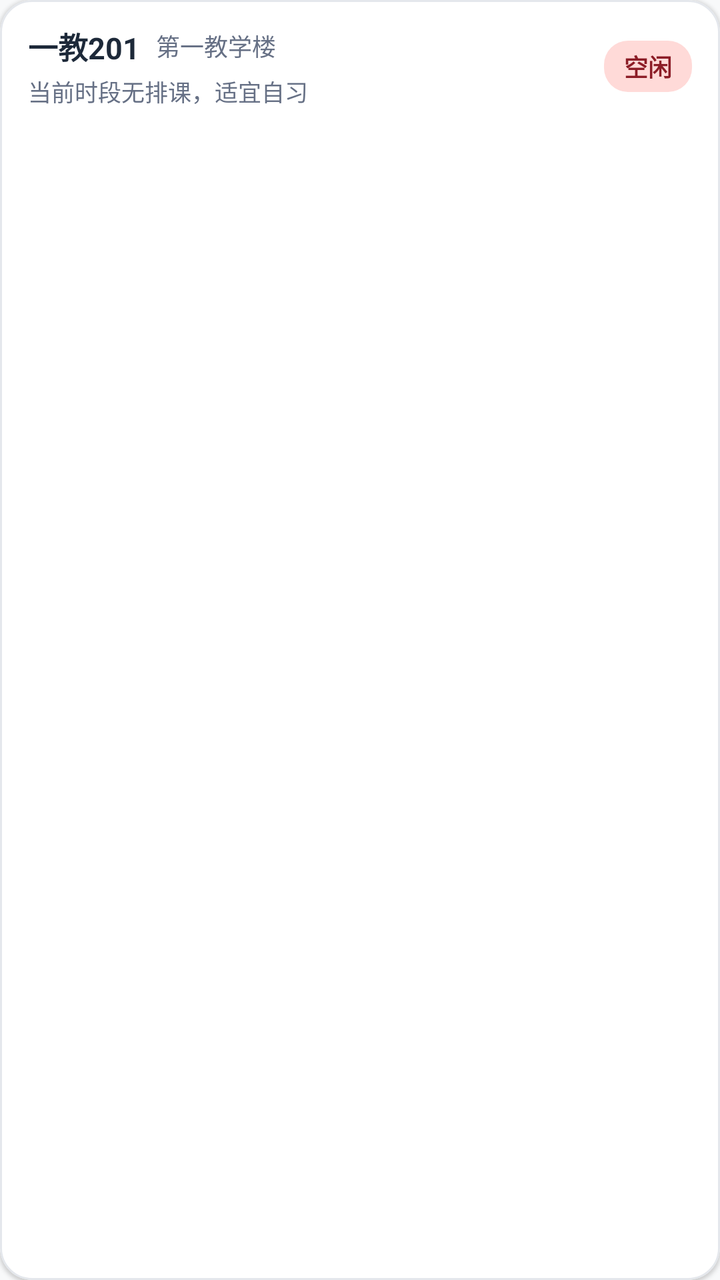
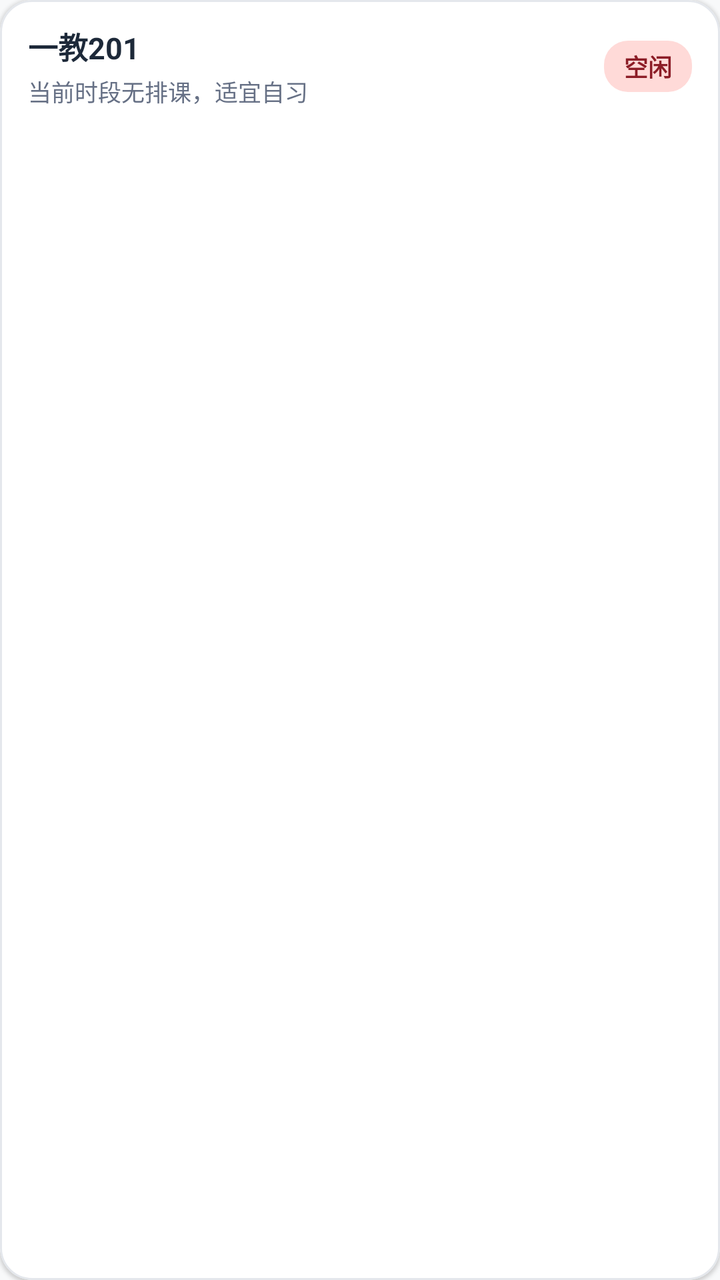

Before-and-after screenshots of an Android layout around one commit, followed by the original layout XML and the change that was made.
<!-- AndroidManifest.xml: application theme Theme.UsstJwgl -->
<!-- res/layout/item_free_classroom.xml -->
<?xml version="1.0" encoding="utf-8"?>
<com.google.android.material.card.MaterialCardView xmlns:android="http://schemas.android.com/apk/res/android"
    xmlns:app="http://schemas.android.com/apk/res-auto"
    android:layout_width="match_parent"
    android:layout_height="wrap_content"
    android:layout_marginHorizontal="14dp"
    android:layout_marginVertical="6dp"
    app:cardBackgroundColor="@color/surface"
    app:cardCornerRadius="16dp"
    app:cardElevation="1dp"
    app:strokeColor="@color/border"
    app:strokeWidth="1dp">

    <LinearLayout
        android:layout_width="match_parent"
        android:layout_height="wrap_content"
        android:orientation="horizontal"
        android:gravity="center_vertical"
        android:paddingHorizontal="14dp"
        android:paddingVertical="12dp">

        <LinearLayout
            android:layout_width="0dp"
            android:layout_height="wrap_content"
            android:layout_weight="1"
            android:orientation="vertical">

            <LinearLayout
                android:layout_width="wrap_content"
                android:layout_height="wrap_content"
                android:gravity="center_vertical"
                android:orientation="horizontal">

                <TextView
                    android:id="@+id/tvClassroomName"
                    android:layout_width="wrap_content"
                    android:layout_height="wrap_content"
                    android:text="一教201"
                    android:textColor="@color/text_primary"
                    android:textSize="15sp"
                    android:textStyle="bold" />

                <TextView
                    android:id="@+id/tvBuildingName"
                    android:layout_width="wrap_content"
                    android:layout_height="wrap_content"
                    android:layout_marginStart="8dp"
                    android:text="第一教学楼"
                    android:textColor="@color/text_secondary"
                    android:textSize="12sp" />
            </LinearLayout>

            <TextView
                android:id="@+id/tvOccupiedDetail"
                android:layout_width="wrap_content"
                android:layout_height="wrap_content"
                android:layout_marginTop="3dp"
                android:text="当前时段无排课，适宜自习"
                android:textColor="@color/text_secondary"
                android:textSize="11.5sp" />
        </LinearLayout>

        <TextView
            android:id="@+id/tvStatusBadge"
            android:layout_width="wrap_content"
            android:layout_height="wrap_content"
            android:background="@drawable/badge_bg"
            android:paddingHorizontal="10dp"
            android:paddingVertical="4dp"
            android:text="空闲"
            android:textColor="@color/primary"
            android:textSize="12sp"
            android:textStyle="bold" />

    </LinearLayout>
</com.google.android.material.card.MaterialCardView>
<!-- resources referenced by this layout -->
<resources>
  <color name="border">#E4E7EC</color>
  <color name="primary">#8C1D27</color>
  <color name="surface">#FFFFFF</color>
  <color name="text_primary">#1D2939</color>
  <color name="text_secondary">#667085</color>
  <!-- drawable badge_bg (drawable) -->
  <?xml version="1.0" encoding="utf-8"?>
  <shape xmlns:android="http://schemas.android.com/apk/res/android"
      android:shape="rectangle">
      <corners android:radius="12dp" />
      <solid android:color="@color/badge_bg" />
  </shape>
  <style name="Theme.UsstJwgl" parent="Theme.Material3.DayNight.NoActionBar">
          <item name="colorPrimary">@color/primary</item>
          <item name="colorOnPrimary">@color/on_primary</item>
          <item name="colorPrimaryContainer">@color/primary_container</item>
          <item name="colorOnPrimaryContainer">@color/on_primary_container</item>
  
          <item name="colorSecondary">@color/secondary</item>
          <item name="colorSecondaryContainer">@color/secondary_container</item>
          <item name="colorOnSecondaryContainer">@color/on_secondary_container</item>
  
          <item name="android:statusBarColor">@android:color/transparent</item>
          <item name="android:windowLightStatusBar">true</item>
          <item name="android:navigationBarColor">@android:color/transparent</item>
          <item name="android:windowLightNavigationBar" tools:targetApi="o_mr1">true</item>
          <item name="android:windowBackground">@color/background</item>
  
          
          <item name="bottomNavigationStyle">@style/Widget.Material3.BottomNavigationView</item>
  
          
          <item name="materialCardViewStyle">@style/Widget.Material3.CardView.Outlined</item>
      </style>
  <color name="badge_bg">#FFDAD8</color>
  <color name="on_primary">#FFFFFF</color>
  <color name="primary_container">#FFDAD8</color>
  <color name="on_primary_container">#3B080E</color>
  <color name="secondary">#775654</color>
  <color name="secondary_container">#FFDAD7</color>
  <color name="on_secondary_container">#2C1514</color>
  <color name="background">#F8F9FA</color>
</resources>

<!-- the commit's change to res/layout/item_free_classroom.xml (unified diff, before → after) -->
@@ -39,15 +39,6 @@
                     android:textColor="@color/text_primary"
                     android:textSize="15sp"
                     android:textStyle="bold" />
-
-                <TextView
-                    android:id="@+id/tvBuildingName"
-                    android:layout_width="wrap_content"
-                    android:layout_height="wrap_content"
-                    android:layout_marginStart="8dp"
-                    android:text="第一教学楼"
-                    android:textColor="@color/text_secondary"
-                    android:textSize="12sp" />
             </LinearLayout>
 
             <TextView
